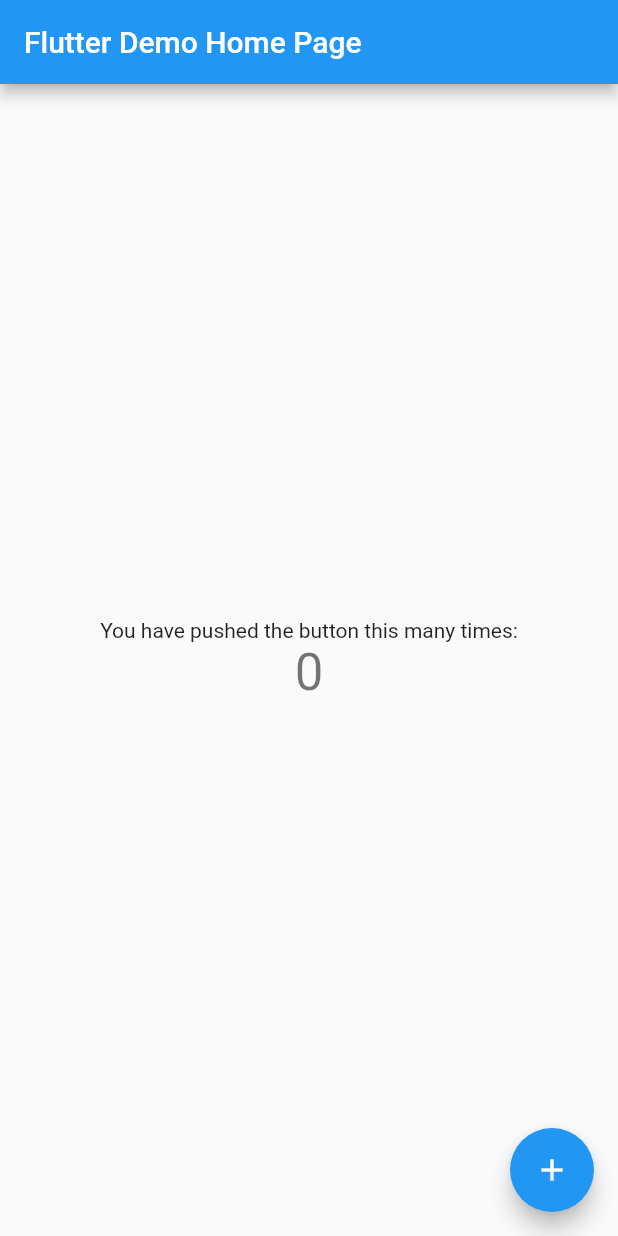
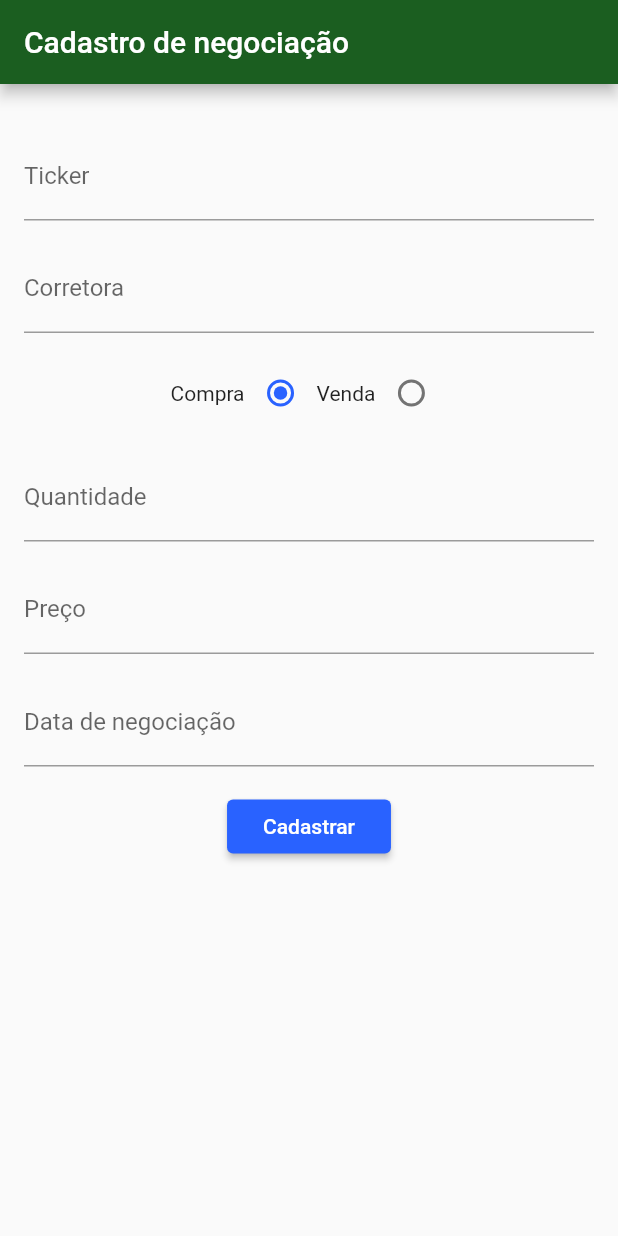
Before and after one commit to lopesluisjorge/flutter_formulario, a Flutter app: the screen it shows after launch, on a phone screen of 412 x 824 dp. Run offline on Flutter 3.47's test engine with Material 2 defaults, Android fonts, the phone set to English and light mode, and no system bars.

Commit message:
Formulário App

```diff
--- a/lib/main.dart
+++ b/lib/main.dart
@@ -1,111 +1,4 @@
 import 'package:flutter/material.dart';
+import 'package:investtest/screens/investtest.dart';
 
-void main() => runApp(MyApp());
-
-class MyApp extends StatelessWidget {
-  // This widget is the root of your application.
-  @override
-  Widget build(BuildContext context) {
-    return MaterialApp(
-      title: 'Flutter Demo',
-      theme: ThemeData(
-        // This is the theme of your application.
-        //
-        // Try running your application with "flutter run". You'll see the
-        // application has a blue toolbar. Then, without quitting the app, try
-        // changing the primarySwatch below to Colors.green and then invoke
-        // "hot reload" (press "r" in the console where you ran "flutter run",
-        // or simply save your changes to "hot reload" in a Flutter IDE).
-        // Notice that the counter didn't reset back to zero; the application
-        // is not restarted.
-        primarySwatch: Colors.blue,
-      ),
-      home: MyHomePage(title: 'Flutter Demo Home Page'),
-    );
-  }
-}
-
-class MyHomePage extends StatefulWidget {
-  MyHomePage({Key key, this.title}) : super(key: key);
-
-  // This widget is the home page of your application. It is stateful, meaning
-  // that it has a State object (defined below) that contains fields that affect
-  // how it looks.
-
-  // This class is the configuration for the state. It holds the values (in this
-  // case the title) provided by the parent (in this case the App widget) and
-  // used by the build method of the State. Fields in a Widget subclass are
-  // always marked "final".
-
-  final String title;
-
-  @override
-  _MyHomePageState createState() => _MyHomePageState();
-}
-
-class _MyHomePageState extends State<MyHomePage> {
-  int _counter = 0;
-
-  void _incrementCounter() {
-    setState(() {
-      // This call to setState tells the Flutter framework that something has
-      // changed in this State, which causes it to rerun the build method below
-      // so that the display can reflect the updated values. If we changed
-      // _counter without calling setState(), then the build method would not be
-      // called again, and so nothing would appear to happen.
-      _counter++;
-    });
-  }
-
-  @override
-  Widget build(BuildContext context) {
-    // This method is rerun every time setState is called, for instance as done
-    // by the _incrementCounter method above.
-    //
-    // The Flutter framework has been optimized to make rerunning build methods
-    // fast, so that you can just rebuild anything that needs updating rather
-    // than having to individually change instances of widgets.
-    return Scaffold(
-      appBar: AppBar(
-        // Here we take the value from the MyHomePage object that was created by
-        // the App.build method, and use it to set our appbar title.
-        title: Text(widget.title),
-      ),
-      body: Center(
-        // Center is a layout widget. It takes a single child and positions it
-        // in the middle of the parent.
-        child: Column(
-          // Column is also a layout widget. It takes a list of children and
-          // arranges them vertically. By default, it sizes itself to fit its
-          // children horizontally, and tries to be as tall as its parent.
-          //
-          // Invoke "debug painting" (press "p" in the console, choose the
-          // "Toggle Debug Paint" action from the Flutter Inspector in Android
-          // Studio, or the "Toggle Debug Paint" command in Visual Studio Code)
-          // to see the wireframe for each widget.
-          //
-          // Column has various properties to control how it sizes itself and
-          // how it positions its children. Here we use mainAxisAlignment to
-          // center the children vertically; the main axis here is the vertical
-          // axis because Columns are vertical (the cross axis would be
-          // horizontal).
-          mainAxisAlignment: MainAxisAlignment.center,
-          children: <Widget>[
-            Text(
-              'You have pushed the button this many times:',
-            ),
-            Text(
-              '$_counter',
-              style: Theme.of(context).textTheme.display1,
-            ),
-          ],
-        ),
-      ),
-      floatingActionButton: FloatingActionButton(
-        onPressed: _incrementCounter,
-        tooltip: 'Increment',
-        child: Icon(Icons.add),
-      ), // This trailing comma makes auto-formatting nicer for build methods.
-    );
-  }
-}
+void main() => runApp(Investtest());
--- /dev/null
+++ b/lib/models/negocacao.dart
@@ -0,0 +1,43 @@
+class Negociacao {
+  int _id;
+  String _corretora;
+  String _ticker;
+  String _tipoOperacao;
+  int _quantidade;
+  double _preco;
+  String _dataOperacao;
+
+  Negociacao(this._id,
+             this._corretora,
+             this._ticker,
+             this._tipoOperacao,
+             this._quantidade,
+             this._preco,
+             this._dataOperacao);
+
+  get id => _id;
+  set id(v) => _id = v;
+
+  get corretora => _corretora;
+  set corretora(v) => _corretora = v;
+
+  get ticker => _ticker;
+  set ticker(v) => _ticker = v;
+
+  get tipoOperacao => _tipoOperacao;
+  set tipoOperacao(v) => _tipoOperacao = v;
+
+  get quantidade => _quantidade;
+  set quantidade(v) => _quantidade = v;
+
+  get preco => _preco;
+  set preco(v) => _preco = v;
+
+  get dataOperacao => _dataOperacao;
+  set dataOperacao(v) => _dataOperacao = v;
+
+  @override
+  String toString() {
+    return "Negociacao{ id: $_id, corretora: $_corretora, ticker: $_ticker, tipoOperacao: $_tipoOperacao, quantidade: $_quantidade, preco: $_preco, dataOperacao: $_dataOperacao }";
+  }
+}
--- /dev/null
+++ b/lib/screens/investtest.dart
@@ -0,0 +1,19 @@
+import 'package:flutter/material.dart';
+import 'package:investtest/screens/negociacao_form.dart';
+
+class Investtest extends StatelessWidget {
+  @override
+  Widget build(BuildContext context) {
+    return MaterialApp(
+      theme: ThemeData(
+        primaryColor: Colors.green[900],
+        accentColor: Colors.blueAccent[700],
+        buttonTheme: ButtonThemeData(
+          buttonColor: Colors.blueAccent[700],
+          textTheme: ButtonTextTheme.primary,
+        ),
+      ),
+      home: NegociacaoForm(),
+    );
+  }
+}
--- /dev/null
+++ b/lib/screens/negociacao_form.dart
@@ -0,0 +1,195 @@
+import 'package:flutter/material.dart';
+import 'package:investtest/models/negocacao.dart';
+
+var ultimoId = 0;
+var negociacaoRepo = <Negociacao>[];
+var corretoraRepo = <String>['Clear', 'Easynvest', 'Rico', 'XP', 'Órama']
+    .map((corretora) => corretora.toUpperCase());
+const tickerRepo = <String>[
+  'ITSA3',
+  'ITSA4',
+  'B3SA3',
+  'PETR4',
+  'KLBN3',
+  'KLBN4',
+  'KLBN11',
+  'ENBR3',
+  'TRPL4',
+  'ITUB3',
+  'ITUB4'
+];
+
+class NegociacaoForm extends StatefulWidget {
+  @override
+  _NegociacaoFormState createState() => _NegociacaoFormState();
+}
+
+class _NegociacaoFormState extends State<NegociacaoForm> {
+  final _chaveForm = GlobalKey<FormState>();
+
+  var _corretora;
+  var _ticker;
+  var _tipoOperacao = 'Compra';
+  var _quantidade;
+  var _preco;
+  var _dataOperacao;
+
+  @override
+  Widget build(BuildContext context) {
+    return Scaffold(
+        appBar: AppBar(
+          title: Text('Cadastro de negociação'),
+        ),
+        body: Form(
+          key: _chaveForm,
+          child: SingleChildScrollView(
+              child: Padding(
+            padding: const EdgeInsets.all(16.0),
+            child: Column(children: <Widget>[
+              Padding(
+                padding: const EdgeInsets.only(top: 16.0),
+                child: TextFormField(
+                  decoration: InputDecoration(labelText: 'Ticker'),
+                  validator: (ticker) {
+                    if (ticker.isEmpty) {
+                      return 'Informe o ticker';
+                    }
+                    if (!tickerRepo.contains(ticker.toUpperCase())) {
+                      return 'Ticker Inválido';
+                    }
+                    return null;
+                  },
+                  onSaved: (ticker) {
+                    _ticker = ticker.toUpperCase();
+                  },
+                ),
+              ),
+              Padding(
+                padding: const EdgeInsets.only(top: 16.0),
+                child: TextFormField(
+                  decoration: InputDecoration(labelText: 'Corretora'),
+                  validator: (corretora) {
+                    if (corretora.isEmpty) {
+                      return 'Informe a corretora';
+                    }
+                    if (corretora.isEmpty ||
+                        !corretoraRepo.contains(corretora.toUpperCase())) {
+                      return 'Corretora Inválida';
+                    }
+                    return null;
+                  },
+                  onSaved: (corretora) {
+                    _corretora = corretora.toUpperCase();
+                  },
+                ),
+              ),
+              Padding(
+                padding: const EdgeInsets.only(top: 16.0),
+                child: Row(
+                  mainAxisAlignment: MainAxisAlignment.center,
+                  children: <Widget>[
+                    Text('Compra'),
+                    Radio(
+                      value: 'Compra',
+                      groupValue: _tipoOperacao,
+                      onChanged: (valor) {
+                        setState(() => _tipoOperacao = valor);
+                      },
+                    ),
+                    Text('Venda'),
+                    Radio(
+                      value: 'Venda',
+                      groupValue: _tipoOperacao,
+                      onChanged: (valor) {
+                        setState(() => _tipoOperacao = valor);
+                      },
+                    ),
+                  ],
+                ),
+              ),
+              Padding(
+                padding: const EdgeInsets.only(top: 16.0),
+                child: TextFormField(
+                  decoration: InputDecoration(labelText: 'Quantidade'),
+                  validator: (quantidade) {
+                    if (quantidade.isEmpty) {
+                      return 'Informe a quantidade';
+                    }
+                    if (double.parse(quantidade).toInt() <= 0) {
+                      return 'Quantidade deve ser positiva';
+                    }
+                    return null;
+                  },
+                  onSaved: (quantidade) {
+                    _quantidade = double.parse(quantidade).toInt();
+                  },
+                  keyboardType: TextInputType.number,
+                ),
+              ),
+              Padding(
+                padding: const EdgeInsets.only(top: 16.0),
+                child: TextFormField(
+                  decoration: InputDecoration(labelText: 'Preço'),
+                  validator: (preco) {
+                    if (preco.isEmpty) {
+                      return 'Informe o preço';
+                    }
+                    if (double.parse(preco) < 0.01) {
+                      return 'preco deve ser positivo';
+                    }
+                    return null;
+                  },
+                  onSaved: (preco) {
+                    _preco = double.parse(preco);
+                  },
+                  keyboardType: TextInputType.number,
+                ),
+              ),
+              Padding(
+                padding: const EdgeInsets.only(top: 16.0),
+                child: TextFormField(
+                  decoration: InputDecoration(labelText: 'Data de negociação'),
+                  validator: (dataOperacao) {
+                    Pattern pattern = r'^[0-3][0-9]\/[0-1][0-9]\/[1-2][0-9]{3}$';
+                    RegExp regex = new RegExp(pattern);
+                    if (dataOperacao.isEmpty) {
+                      return 'Informe a data de negociação';
+                    }
+                    if (!regex.hasMatch(dataOperacao)) {
+                      return 'data de negociação inválida';
+                    }
+                    return null;
+                  },
+                  onSaved: (dataOperacao) {
+                    _dataOperacao = dataOperacao;
+                  },
+                  keyboardType: TextInputType.datetime,
+                ),
+              ),
+              Padding(
+                  padding: const EdgeInsets.only(top: 16.0),
+                  child: RaisedButton(
+                    child: Text('Cadastrar'),
+                    onPressed: () {
+                      if (_chaveForm.currentState.validate()) {
+                        _chaveForm.currentState.save();
+                        final Negociacao negociacao = Negociacao(
+                            ultimoId++,
+                            _corretora,
+                            _ticker,
+                            _tipoOperacao,
+                            _quantidade,
+                            _preco,
+                            _dataOperacao);
+                        print(negociacao);
+
+                        negociacaoRepo.add(negociacao);
+                        print(negociacaoRepo);
+                      }
+                    },
+                  )),
+            ]),
+          )),
+        ));
+  }
+}
```
